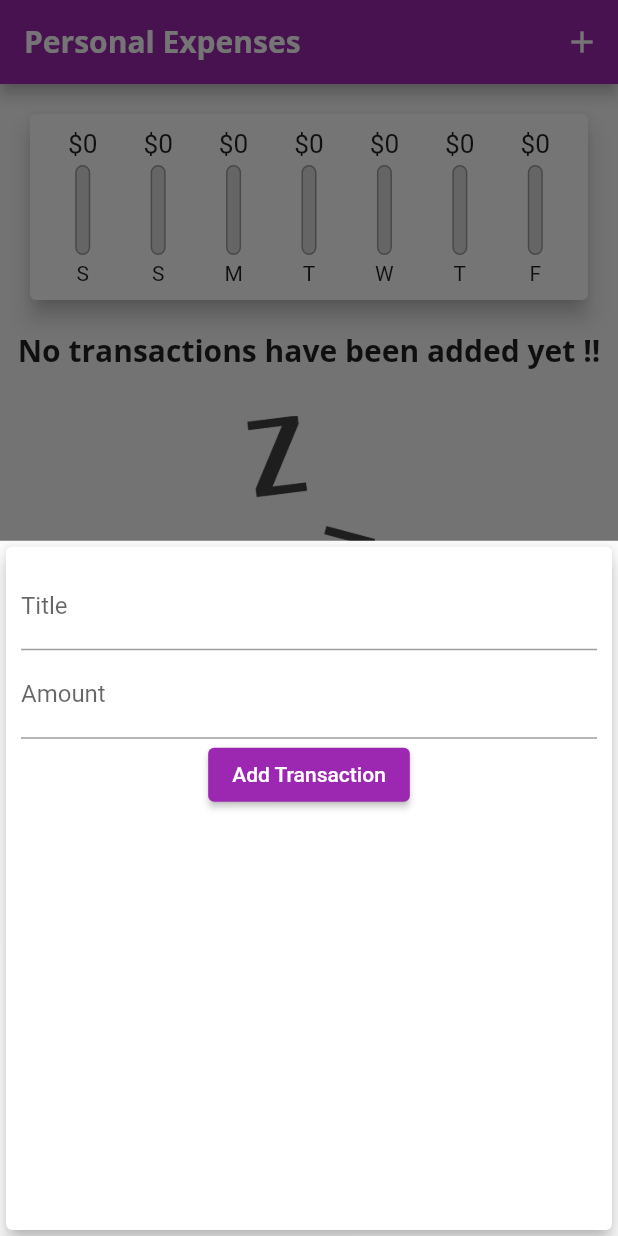
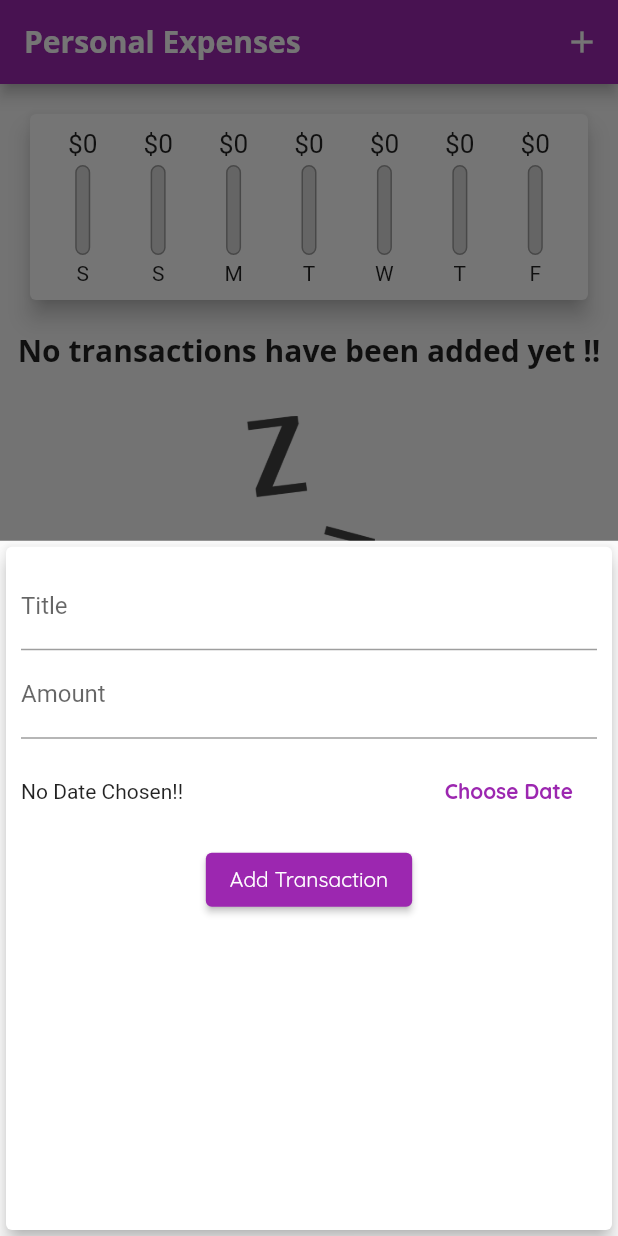
Before and after one commit to XxThunderBlastxX/expense-app, a Flutter app: the screen it shows after launch, after a tap on the "add" icon, on a phone screen of 412 x 824 dp. Run offline on Flutter 3.47's test engine with Material 2 defaults, Android fonts, the phone set to English and light mode, and no system bars.

Commit message:
add DatePicker

```diff
--- a/lib/main.dart
+++ b/lib/main.dart
@@ -22,6 +22,7 @@ class MyApp extends StatelessWidget {
                 fontSize: 20,
                 fontWeight: FontWeight.bold,
               ),
+              button: TextStyle(color: Colors.white),
             ),
       ),
       home: MyHomePage(),
--- a/lib/widgets/new_transaction.dart
+++ b/lib/widgets/new_transaction.dart
@@ -1,4 +1,5 @@
 import 'package:flutter/material.dart';
+import 'package:intl/intl.dart';
 
 class NewTransaction extends StatefulWidget {
   //Variables
@@ -11,11 +12,13 @@ class NewTransaction extends StatefulWidget {
 }
 
 class _NewTransactionState extends State<NewTransaction> {
+  //Variables
   final TextEditingController titleController = TextEditingController();
+  final TextEditingController amountController = TextEditingController();
+  DateTime? _selectedDate;
 
-  final TextEditingController amountController = TextEditingController();
-
-  void submitData() {
+  //Functions
+  void _submitData() {
     final enteredTitle = titleController.text;
     final enteredAmount = double.parse(amountController.text);
 
@@ -30,6 +33,23 @@ class _NewTransactionState extends State<NewTransaction> {
     Navigator.of(context).pop();
   }
 
+  void _presentDatePicker() {
+    showDatePicker(
+            context: context,
+            initialDate: DateTime.now(),
+            firstDate: DateTime(2019),
+            lastDate: DateTime.now())
+        .then((pickedDate) {
+      if (pickedDate == null) {
+        return;
+      } else {
+        setState(() {
+          _selectedDate = pickedDate;
+        });
+      }
+    });
+  }
+
   @override
   Widget build(BuildContext context) {
     return Card(
@@ -40,7 +60,7 @@ class _NewTransactionState extends State<NewTransaction> {
           children: [
             TextField(
               decoration: InputDecoration(labelText: 'Title'),
-              onSubmitted: (_) => submitData(),
+              onSubmitted: (_) => _submitData(),
               controller: titleController,
               // onChanged: (val) {
               //   this.titleInput = val;
@@ -48,15 +68,33 @@ class _NewTransactionState extends State<NewTransaction> {
             ),
             TextField(
               decoration: InputDecoration(labelText: 'Amount'),
-              onSubmitted: (_) => submitData(),
+              onSubmitted: (_) => _submitData(),
               controller: amountController,
               keyboardType: TextInputType.numberWithOptions(
                   decimal:
                       true), //withOptions given bcz to make decimal input available on iOS
             ),
+            Container(
+              height: 70,
+              child: Row(children: [
+                Expanded(
+                  child: Text(
+                    _selectedDate == null
+                        ? "No Date Chosen!!"
+                        : 'Date : ${DateFormat('yyyy-MM-dd').format(_selectedDate as DateTime).toString()}',
+                  ),
+                ),
+                FlatButton(
+                  textColor: Theme.of(context).primaryColor,
+                  onPressed: _presentDatePicker,
+                  child: Text("Choose Date",
+                      style: TextStyle(fontWeight: FontWeight.bold)),
+                )
+              ]),
+            ),
             ElevatedButton(
               onPressed: () {
-                submitData();
+                _submitData();
               },
               child: Text(
                 "Add Transaction",
```
